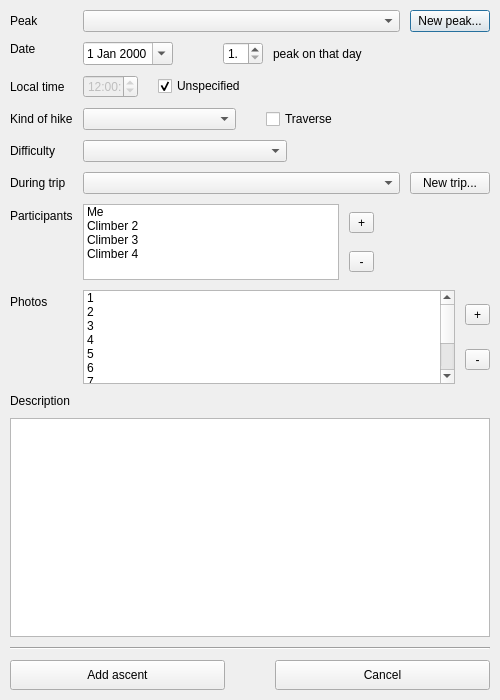
The window that src/ui/new_ascent.ui (svetter/pal) describes before a commit, drawn with Qt 5.
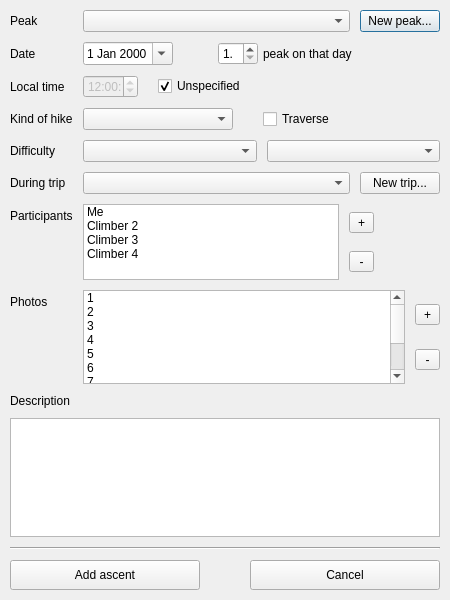
The same window after the commit.

Commit message: Finished new ascent dialog (#1)

What changed in the file:
```diff
--- a/src/ui/new_ascent.ui
+++ b/src/ui/new_ascent.ui
@@ -6,8 +6,8 @@
    <rect>
     <x>0</x>
     <y>0</y>
-    <width>500</width>
-    <height>700</height>
+    <width>450</width>
+    <height>600</height>
    </rect>
   </property>
   <property name="minimumSize">
@@ -65,7 +65,7 @@
          </property>
          <property name="minimumSize">
           <size>
-           <width>100</width>
+           <width>150</width>
            <height>0</height>
           </size>
          </property>
@@ -85,12 +85,6 @@
      </item>
      <item row="1" column="0">
       <widget class="QLabel" name="dateLabel">
-       <property name="sizePolicy">
-        <sizepolicy hsizetype="Fixed" vsizetype="Fixed">
-         <horstretch>0</horstretch>
-         <verstretch>0</verstretch>
-        </sizepolicy>
-       </property>
        <property name="text">
         <string>Date</string>
        </property>
@@ -98,6 +92,9 @@
      </item>
      <item row="1" column="1">
       <layout class="QHBoxLayout" name="horizontalLayout">
+       <property name="spacing">
+        <number>5</number>
+       </property>
        <item>
         <widget class="QDateEdit" name="dateEdit">
          <property name="sizePolicy">
@@ -217,6 +214,9 @@
      </item>
      <item row="2" column="1">
       <layout class="QHBoxLayout" name="timeLayout">
+       <property name="spacing">
+        <number>10</number>
+       </property>
        <item>
         <widget class="QTimeEdit" name="timeWidget">
          <property name="enabled">
@@ -291,7 +291,10 @@
       </widget>
      </item>
      <item row="3" column="1">
-      <layout class="QHBoxLayout" name="horizontalLayout_2">
+      <layout class="QHBoxLayout" name="kindLayout">
+       <property name="spacing">
+        <number>10</number>
+       </property>
        <item>
         <widget class="QComboBox" name="comboBox">
          <property name="sizePolicy">
@@ -302,7 +305,7 @@
          </property>
          <property name="minimumSize">
           <size>
-           <width>100</width>
+           <width>150</width>
            <height>0</height>
           </size>
          </property>
@@ -357,7 +360,10 @@
       </widget>
      </item>
      <item row="4" column="1">
-      <layout class="QHBoxLayout" name="horizontalLayout_3">
+      <layout class="QHBoxLayout" name="difficultyLayout">
+       <property name="spacing">
+        <number>10</number>
+       </property>
        <item>
         <widget class="QComboBox" name="comboBox_2">
          <property name="sizePolicy">
@@ -368,27 +374,33 @@
          </property>
          <property name="minimumSize">
           <size>
-           <width>100</width>
+           <width>150</width>
            <height>0</height>
           </size>
          </property>
          <property name="placeholderText">
-          <string>None</string>
+          <string>Select system</string>
          </property>
         </widget>
        </item>
        <item>
-        <spacer name="horizontalSpacer_4">
-         <property name="orientation">
-          <enum>Qt::Horizontal</enum>
+        <widget class="QComboBox" name="difficultyGradeCombo">
+         <property name="sizePolicy">
+          <sizepolicy hsizetype="MinimumExpanding" vsizetype="Fixed">
+           <horstretch>0</horstretch>
+           <verstretch>0</verstretch>
+          </sizepolicy>
          </property>
-         <property name="sizeHint" stdset="0">
+         <property name="minimumSize">
           <size>
-           <width>40</width>
-           <height>20</height>
+           <width>150</width>
+           <height>0</height>
           </size>
          </property>
-        </spacer>
+         <property name="placeholderText">
+          <string>Select grade</string>
+         </property>
+        </widget>
        </item>
       </layout>
      </item>
@@ -414,7 +426,7 @@
          </property>
          <property name="minimumSize">
           <size>
-           <width>100</width>
+           <width>150</width>
            <height>0</height>
           </size>
          </property>
@@ -568,7 +580,7 @@
          </property>
          <property name="minimumSize">
           <size>
-           <width>0</width>
+           <width>200</width>
            <height>94</height>
           </size>
          </property>
@@ -687,7 +699,14 @@
     </widget>
    </item>
    <item>
-    <widget class="QPlainTextEdit" name="descriptionEditor"/>
+    <widget class="QPlainTextEdit" name="descriptionEditor">
+     <property name="minimumSize">
+      <size>
+       <width>200</width>
+       <height>0</height>
+      </size>
+     </property>
+    </widget>
    </item>
    <item>
     <widget class="Line" name="bottomLine">
@@ -711,7 +730,7 @@
        </property>
        <property name="minimumSize">
         <size>
-         <width>0</width>
+         <width>100</width>
          <height>30</height>
         </size>
        </property>
@@ -730,7 +749,7 @@
        </property>
        <property name="minimumSize">
         <size>
-         <width>0</width>
+         <width>100</width>
          <height>30</height>
         </size>
        </property>
```
Left out of the diff: 38 changed lines with no effect on the pictures.
